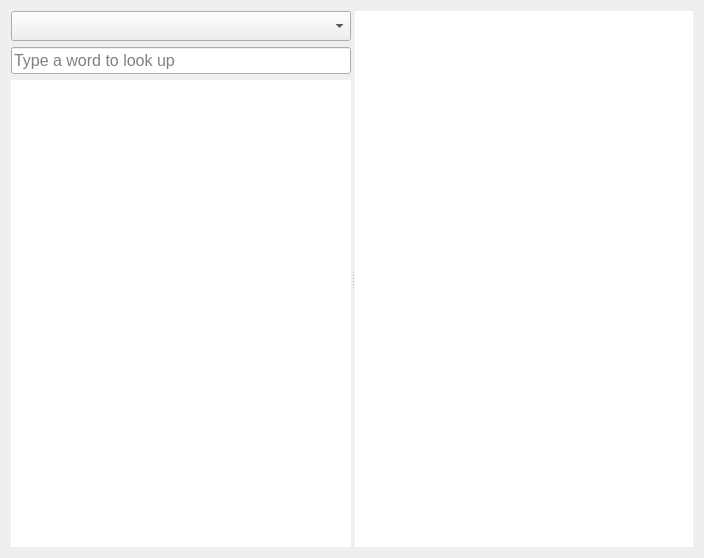
htaohongtao/mobidict, file mainwindow.ui: the form before one commit.
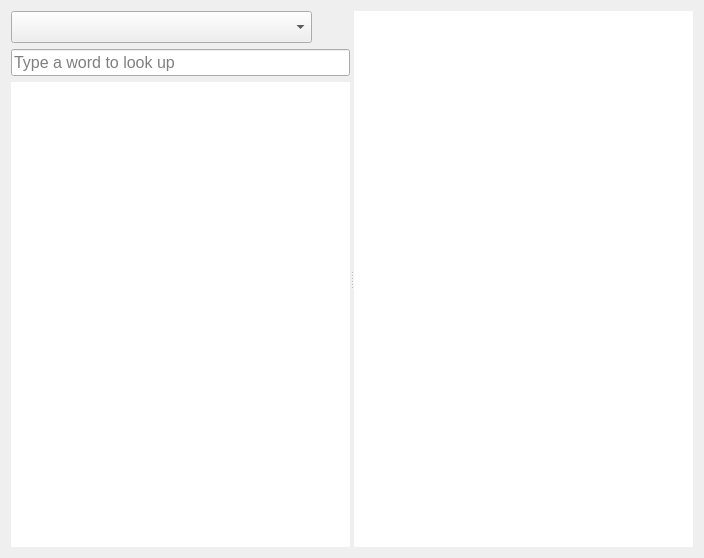
The form after the commit. Icons and pictures are not drawn. Custom widgets are drawn as their Qt base class.

Commit message: Add a settings dialog

```diff
--- a/mainwindow.ui
+++ b/mainwindow.ui
@@ -28,14 +28,50 @@
      <widget class="QWidget" name="layoutWidget">
       <layout class="QVBoxLayout" name="verticalLayout">
        <item>
-        <widget class="QComboBox" name="dictComboBox">
-         <property name="minimumSize">
-          <size>
-           <width>257</width>
-           <height>30</height>
-          </size>
-         </property>
-        </widget>
+        <layout class="QHBoxLayout" name="horizontalLayout" stretch="10,0">
+         <item>
+          <widget class="QComboBox" name="dictComboBox">
+           <property name="minimumSize">
+            <size>
+             <width>0</width>
+             <height>32</height>
+            </size>
+           </property>
+          </widget>
+         </item>
+         <item>
+          <widget class="QPushButton" name="settingsButton">
+           <property name="minimumSize">
+            <size>
+             <width>32</width>
+             <height>32</height>
+            </size>
+           </property>
+           <property name="maximumSize">
+            <size>
+             <width>32</width>
+             <height>32</height>
+            </size>
+           </property>
+           <property name="text">
+            <string/>
+           </property>
+           <property name="icon">
+            <iconset resource="resources.qrc">
+             <normaloff>:/res/gear.png</normaloff>:/res/gear.png</iconset>
+           </property>
+           <property name="iconSize">
+            <size>
+             <width>32</width>
+             <height>32</height>
+            </size>
+           </property>
+           <property name="flat">
+            <bool>true</bool>
+           </property>
+          </widget>
+         </item>
+        </layout>
        </item>
        <item>
         <widget class="QLineEdit" name="searchLine">
```
Left out of the diff: 10 changed lines with no effect on the pictures. The commit also changes 8 other files.
